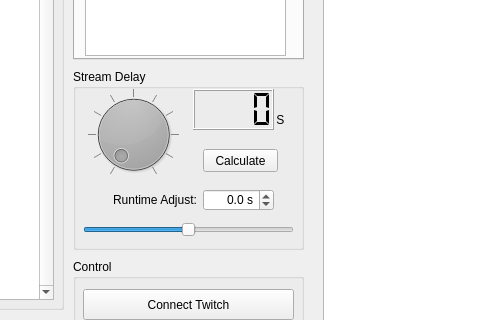
Qt form resources/ui/LPS_MainWindow.ui (chillfactor032/LightPlanStudio) before a commit; both pictures show x 487 to 967 and y 310 to 630 of the 1250 by 800 pixel window.
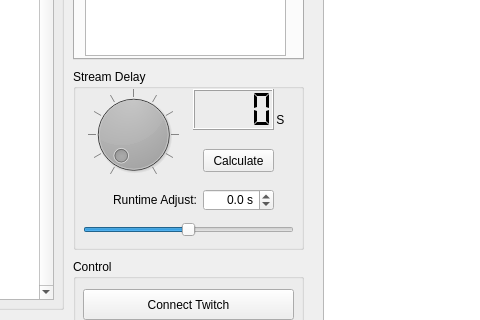
The same form after that commit. Icons and pictures are not drawn.

Commit message:
Add calc delay dialog
Add calc delay dialog

The edit to the form file:
```diff
--- a/resources/ui/LPS_MainWindow.ui
+++ b/resources/ui/LPS_MainWindow.ui
@@ -402,7 +402,7 @@
       <rect>
        <x>130</x>
        <y>80</y>
-       <width>75</width>
+       <width>71</width>
        <height>23</height>
       </rect>
      </property>
```
Left out of the diff: 3 changed lines with no effect on the pictures. The commit also changes 4 other files.
